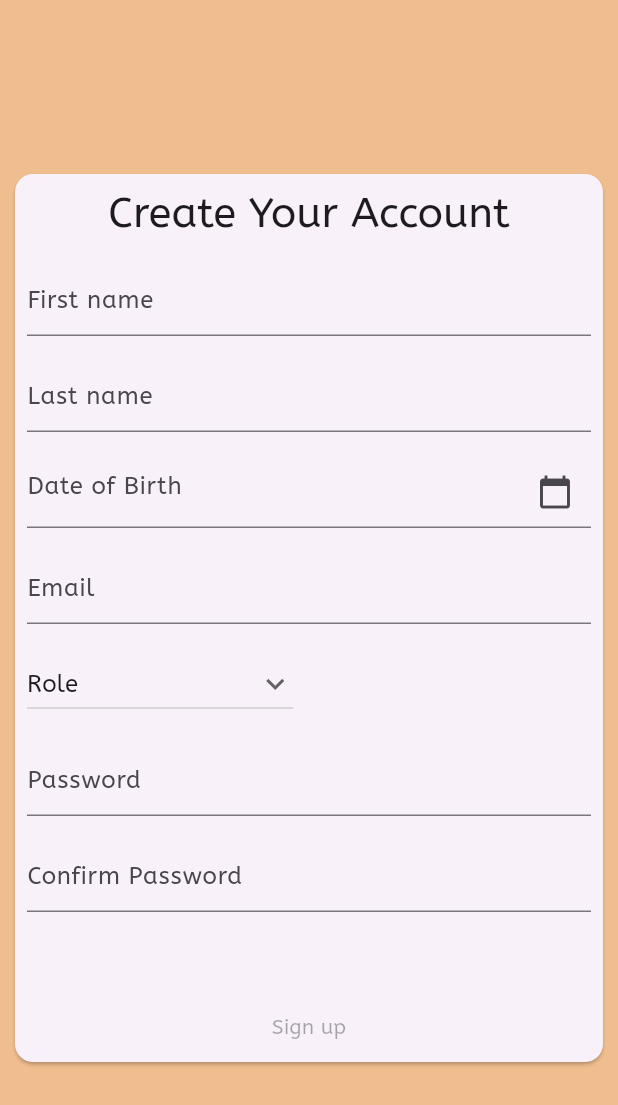
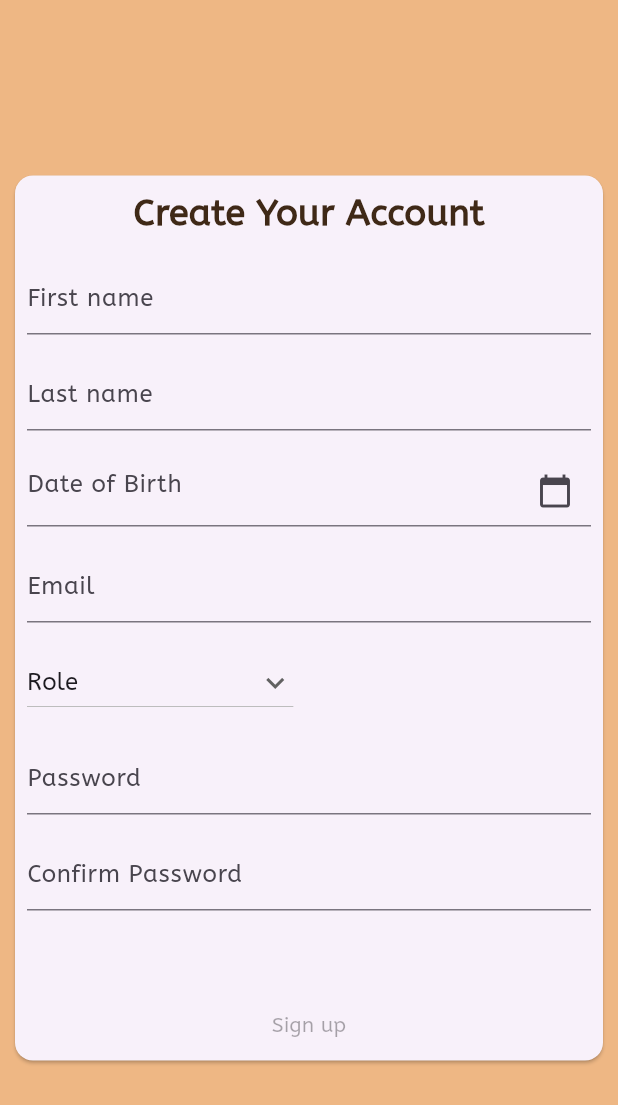
Before and after one commit to WoofCare/WoofCare, a Flutter app: the SignUpScreen screen opened directly, on a phone screen of 412 x 824 dp. Shown: the top 1105 px of the screen. Run offline on Flutter 3.47's test engine with Material 3 defaults, Android fonts, the light colour scheme and no system bars; our stand-ins replace firebase_auth, firebase_core; accounts and stored records are empty.

Commit message:
renamed files

```diff
--- a/lib/registration_and_login/WoofCareSignUp.dart
+++ /dev/null
@@ -1,271 +0,0 @@
-import 'package:flutter/material.dart';
-import 'package:firebase_auth/firebase_auth.dart';
-import 'package:firebase_core/firebase_core.dart';
-import '../auth.dart';
-import 'package:intl/intl.dart';
-
-Future<void> main() async {
-  WidgetsFlutterBinding.ensureInitialized();
-  await Firebase.initializeApp();
-  runApp(const SignUpApp());
-}
-
-class SignUpApp extends StatelessWidget {
-  const SignUpApp({super.key});
-
-  @override
-  Widget build(BuildContext context) {
-    return MaterialApp(
-      routes: {
-        '/': (context) => const SignUpScreen(),
-      },
-    );
-  }
-}
-
-class SignUpScreen extends StatelessWidget {
-  const SignUpScreen({super.key});
-
-  @override
-  Widget build(BuildContext context) {
-    return Scaffold(
-      backgroundColor: const Color.fromARGB(234, 238, 183, 132),
-      body: const Center(
-        child: SizedBox(
-          width: 400,
-          child: Card(
-            child: SignUpForm(),
-          ),
-        ),
-      ),
-    );
-  }
-}
-
-class SignUpForm extends StatefulWidget {
-  const SignUpForm({super.key});
-
-  @override
-  State<SignUpForm> createState() => _SignUpFormState();
-}
-
-class _SignUpFormState extends State<SignUpForm> {
-  final _firstNameTextController = TextEditingController();
-  final _lastNameTextController = TextEditingController();
-  final _dateOfBirthTextController = TextEditingController();
-  final _emailTextController = TextEditingController();
-  //final _usernameTextController = TextEditingController();
-  final _passwordTextController = TextEditingController();
-  final _passwordConfirmTextController = TextEditingController();
-  final _passwordsMatchTextController = TextEditingController();
-  var roles = [
-    'Role',
-    'Animal Lover',
-    'NGO Representative',
-    'Looking to Adopt',
-    'Dog Feeder',
-    'Veterinarian',
-  ];
-  String dropdownvalue = 'Role';
-  String? errorMessage = '';
-
-  @override
-
-  // Set the state of the two password fields.
-  void initState() {
-    super.initState();
-    _passwordTextController.addListener(passwordChecker);
-    _passwordConfirmTextController.addListener(passwordChecker);
-    _passwordConfirmTextController.addListener(() {
-      setState(() {});
-    });
-  }
-
-  // Checks if all fields have been properly filled.
-  void _updateFormProgress() {
-    var progress = 0.0;
-    final controllers = [
-      _firstNameTextController,
-      _lastNameTextController,
-      _emailTextController,
-      _passwordTextController,
-      _passwordConfirmTextController
-    ];
-
-    for (final controller in controllers) {
-      if (controller.value.text.isNotEmpty) {
-        progress += 1 / controllers.length;
-      }
-    }
-
-    setState(() {
-      _formProgress = progress;
-    });
-  }
-
-  Future<void> createUserWithEmailAndPassword() async {
-    try {
-      await Auth().createUserWithEmailAndPassword(
-          email: _emailTextController.text,
-          password: _passwordTextController.text);
-    } on FirebaseAuthException catch (e) {
-      setState(() {
-        errorMessage = e.message;
-      });
-    }
-  }
-
-  // Returns true if the password fields match, otherise returns false.
-  bool passwordChecker() {
-    if (_passwordTextController.text == _passwordConfirmTextController.text) {
-      print("Passwords Match!");
-      _passwordsMatchTextController.text = "";
-      return true;
-    } else {
-      print("Password Do Not Match!");
-      _passwordsMatchTextController.text = "Passwords do not match!";
-      return false;
-    }
-  }
-
-  onTapFunction({required BuildContext context}) async {
-    DateTime? pickedDate = await showDatePicker(
-      context: context,
-      lastDate: DateTime.now(),
-      firstDate: DateTime(2015),
-      initialDate: DateTime.now(),
-    );
-    if (pickedDate == null) return;
-    _dateOfBirthTextController.text =
-        DateFormat('yyyy-MM-dd').format(pickedDate);
-  }
-
-  double _formProgress = 0;
-
-  @override
-  Widget build(BuildContext context) {
-    return Form(
-      onChanged: _updateFormProgress,
-      child: Column(
-        mainAxisSize: MainAxisSize.min,
-        children: [
-          Padding(
-            padding: const EdgeInsets.all(8.0),
-            child: Text('Create Your Account',
-                style: Theme.of(context).textTheme.headlineMedium),
-          ),
-
-          // First name text entry.
-          Padding(
-            padding: const EdgeInsets.all(8),
-            child: TextFormField(
-              controller: _firstNameTextController,
-              decoration: const InputDecoration(hintText: 'First name'),
-            ),
-          ),
-
-          // Last name text entry.
-          Padding(
-            padding: const EdgeInsets.all(8),
-            child: TextFormField(
-              controller: _lastNameTextController,
-              decoration: const InputDecoration(hintText: 'Last name'),
-            ),
-          ),
-
-          // Date of birth text entry.
-          Padding(
-            padding: const EdgeInsets.all(8),
-            child: TextFormField(
-              controller: _dateOfBirthTextController,
-              decoration: const InputDecoration(
-                  hintText: 'Date of Birth',
-                  suffixIcon: Icon(Icons.calendar_today)),
-              onTap: () => onTapFunction(context: context),
-            ),
-          ),
-
-          // Email of birth text entry.
-          Padding(
-            padding: const EdgeInsets.all(8),
-            child: TextFormField(
-              controller: _emailTextController,
-              decoration: const InputDecoration(hintText: 'Email'),
-            ),
-          ),
-
-          // Selection of role.
-          Padding(
-            padding: const EdgeInsets.all(8.0),
-            child: Row(
-              mainAxisAlignment: MainAxisAlignment.start,
-              children: [
-                DropdownButton(
-                  value: dropdownvalue,
-                  icon: const Icon(Icons.keyboard_arrow_down),
-                  items: roles.map((String roles) {
-                    return DropdownMenuItem(
-                      value: roles,
-                      child: Text(roles),
-                    );
-                  }).toList(),
-                  onChanged: (String? newValue) {
-                    setState(() {
-                      dropdownvalue = newValue!;
-                    });
-                  },
-                ),
-              ],
-            ),
-          ),
-
-          // Passord text entry.
-          Padding(
-            padding: const EdgeInsets.all(8),
-            child: TextFormField(
-              controller: _passwordTextController,
-              decoration: const InputDecoration(hintText: 'Password'),
-            ),
-          ),
-
-          // Passord confirm text entry.
-          Padding(
-            padding: const EdgeInsets.all(8),
-            child: TextFormField(
-              controller: _passwordConfirmTextController,
-              decoration: const InputDecoration(hintText: 'Confirm Password'),
-            ),
-          ),
-
-          // Passwords match text.
-          Padding(
-            padding: const EdgeInsets.all(8),
-            child: Text(_passwordsMatchTextController.text,
-                style: const TextStyle(
-                  fontSize: 20,
-                )),
-          ),
-
-          TextButton(
-            style: ButtonStyle(
-              foregroundColor: WidgetStateProperty.resolveWith((states) {
-                return states.contains(WidgetState.disabled)
-                    ? null
-                    : Colors.white;
-              }),
-              backgroundColor: WidgetStateProperty.resolveWith((states) {
-                return states.contains(WidgetState.disabled)
-                    ? null
-                    : Colors.blue;
-              }),
-            ),
-            onPressed: (_formProgress == 1) && passwordChecker()
-                ? createUserWithEmailAndPassword
-                : null,
-            child: const Text('Sign up'),
-          ),
-        ],
-      ),
-    );
-  }
-}
--- a/lib/registration_and_login/sign_up.dart
+++ b/lib/registration_and_login/sign_up.dart
@@ -105,6 +105,10 @@ class _SignUpFormState extends State<SignUpForm> {
     });
   }
 
+// TODO: Create function that determines if email is valid.
+  void isEmailValid() {}
+
+// Create User Function
   Future<void> createUserWithEmailAndPassword() async {
     try {
       await Auth().createUserWithEmailAndPassword(
@@ -151,10 +155,15 @@ class _SignUpFormState extends State<SignUpForm> {
       child: Column(
         mainAxisSize: MainAxisSize.min,
         children: [
-          Padding(
-            padding: const EdgeInsets.all(8.0),
-            child: Text('Create Your Account',
-                style: Theme.of(context).textTheme.headlineMedium),
+          const Padding(
+            padding: EdgeInsets.all(8.0),
+            child: Text(
+              'Create Your Account',
+              style: TextStyle(
+                  color: Color(0xFF3F2917),
+                  fontSize: 24,
+                  fontWeight: FontWeight.bold),
+            ),
           ),
 
           // First name text entry.
```
